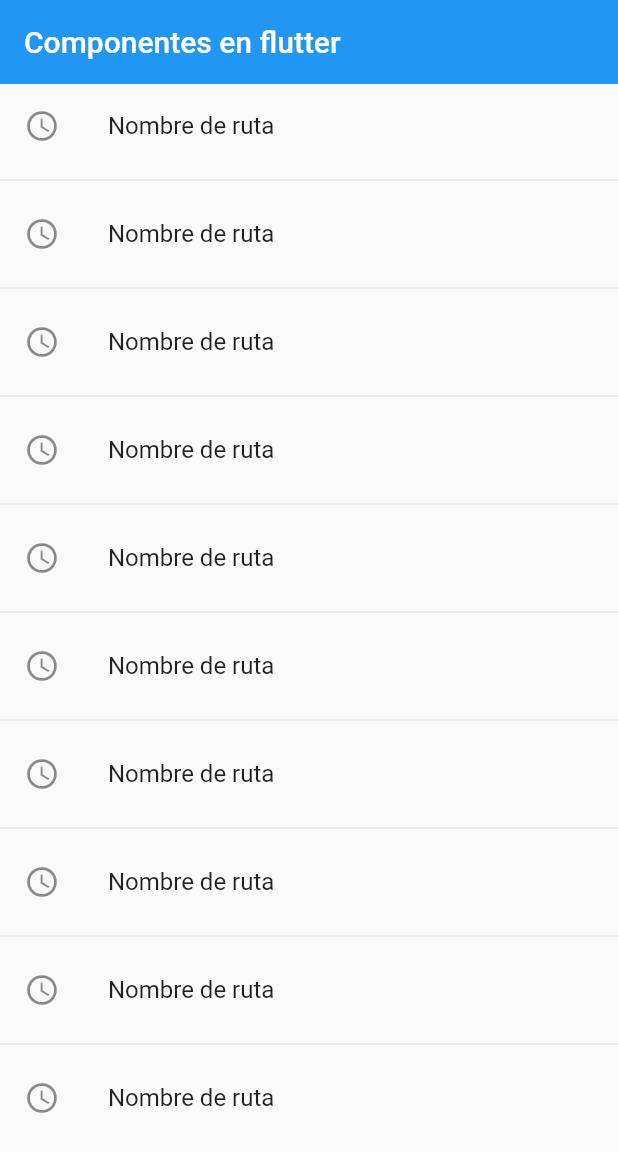
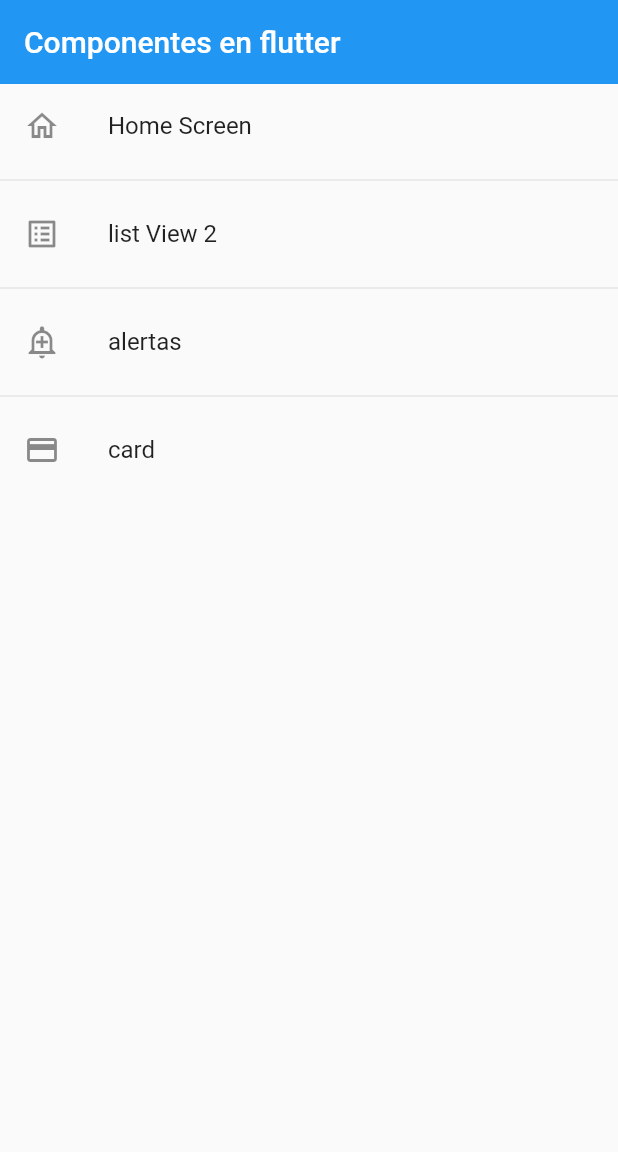
Before and after one commit to jermp96/flutter_components, a Flutter app: the screen it shows after launch, on a phone screen of 412 x 824 dp. Shown: the top 1152 px of the screen. Run offline on Flutter 3.47's test engine with Material 2 defaults, Android fonts, the phone set to English and light mode, and no system bars.

Commit message:
*crear método con las rutas de la aplicación

```diff
--- a/lib/main.dart
+++ b/lib/main.dart
@@ -14,7 +14,7 @@ class MyApp extends StatelessWidget {
       debugShowCheckedModeBanner: false,
       title: 'Material App',
       initialRoute: AppRoutes.initialRoute,
-      routes: AppRoutes.routes,
+      routes: AppRoutes.getAppRoute(),
       onGenerateRoute: AppRoutes.onGenerateRoute
     );
   }
--- a/lib/router/app_routes.dart
+++ b/lib/router/app_routes.dart
@@ -10,18 +10,29 @@ class AppRoutes {
 
   static final menuOptions = <MenuOption> [
     //
-    MenuOption(route: 'home', name: 'Home Screen', screen: const HomeScreen(), icon: Icons.home_mini_outlined),
+    MenuOption(route: 'home', name: 'Home Screen', screen: const HomeScreen(), icon: Icons.home_outlined),
     MenuOption(route: 'listView', name: 'list View 2', screen: const Listview2Screen(), icon: Icons.list_alt_outlined),
     MenuOption(route: 'alert', name: 'alertas', screen: const AlertScreen(), icon: Icons.add_alert_outlined),
     MenuOption(route: 'card', name: 'card', screen: const CardScreen(), icon: Icons.credit_card)
   ];
 
-  static Map<String, Widget Function(BuildContext)> routes = {
+  static Map<String, Widget Function(BuildContext)> getAppRoute() {
+
+    Map<String, Widget Function(BuildContext)> appRoutes = {};
+
+    for (final option in menuOptions) {
+      appRoutes.addAll({option.route: (BuildContext context) => option.screen });
+    }
+
+    return appRoutes;
+  }
+
+  /*static Map<String, Widget Function(BuildContext)> routes = {
         'home': (BuildContext context) => const HomeScreen(),
         'listView2': (BuildContext context) => const Listview2Screen(),
         'alert': (BuildContext context) => const AlertScreen(),
         'card': (BuildContext context) => const CardScreen(),
-      };
+      }; */
 
   static Route<dynamic> onGenerateRoute(RouteSettings settings) {
         return MaterialPageRoute(
--- a/lib/screens/home_screen.dart
+++ b/lib/screens/home_screen.dart
@@ -1,11 +1,15 @@
+import 'package:fl_components/router/app_routes.dart';
 import 'package:flutter/material.dart';
 
 class HomeScreen extends StatelessWidget {
 
   const HomeScreen({Key? key}) : super(key: key);
 
+
   @override
   Widget build(BuildContext context) {
+    final menuOptions = AppRoutes.menuOptions;
+
     return Scaffold(
       appBar: AppBar(
         title: const Text('Componentes en flutter'),
@@ -14,14 +18,14 @@ class HomeScreen extends StatelessWidget {
       ),
       body: ListView.separated(
         itemBuilder: (context, index) => ListTile(
-          leading: const Icon(Icons.access_time_outlined),
-          title: const Text('Nombre de ruta'),
+          leading: Icon(menuOptions[index].icon),
+          title: Text(menuOptions[index].name),
           onTap: () {
-            Navigator.pushNamed(context, 'card');
+            Navigator.pushNamed(context, menuOptions[index].route);
           },
         ),
         separatorBuilder: (_, __) => const Divider(),
-        itemCount: 10)
+        itemCount: AppRoutes.menuOptions.length)
     );
   }
 }
```
